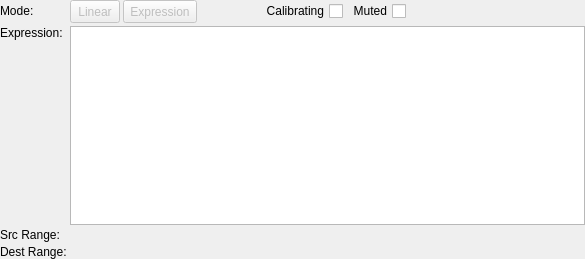
The window that connectionprops.ui (malloch/mapperGUI-qt) describes before a commit, drawn with Qt 5.
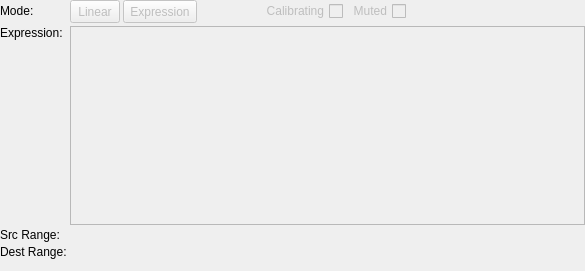
The same window after the commit. Custom widgets are drawn as their Qt base class.

Diff of the .ui file:
```diff
--- a/connectionprops.ui
+++ b/connectionprops.ui
@@ -7,7 +7,7 @@
     <x>0</x>
     <y>0</y>
     <width>585</width>
-    <height>259</height>
+    <height>271</height>
    </rect>
   </property>
   <property name="sizePolicy">
@@ -30,7 +30,7 @@
     <number>0</number>
    </property>
    <property name="bottomMargin">
-    <number>0</number>
+    <number>12</number>
    </property>
    <property name="spacing">
     <number>3</number>
@@ -98,6 +98,9 @@
    </item>
    <item row="0" column="5">
     <widget class="QCheckBox" name="checkBoxMuted">
+     <property name="enabled">
+      <bool>false</bool>
+     </property>
      <property name="sizePolicy">
       <sizepolicy hsizetype="Fixed" vsizetype="Fixed">
        <horstretch>0</horstretch>
@@ -170,6 +173,9 @@
    </item>
    <item row="0" column="4">
     <widget class="QCheckBox" name="checkBoxCalibrating">
+     <property name="enabled">
+      <bool>false</bool>
+     </property>
      <property name="sizePolicy">
       <sizepolicy hsizetype="Fixed" vsizetype="Fixed">
        <horstretch>0</horstretch>
@@ -198,6 +204,9 @@
    </item>
    <item row="1" column="1" rowspan="2" colspan="6">
     <widget class="QPlainTextEdit" name="expression">
+     <property name="enabled">
+      <bool>false</bool>
+     </property>
      <property name="minimumSize">
       <size>
        <width>50</width>
```
